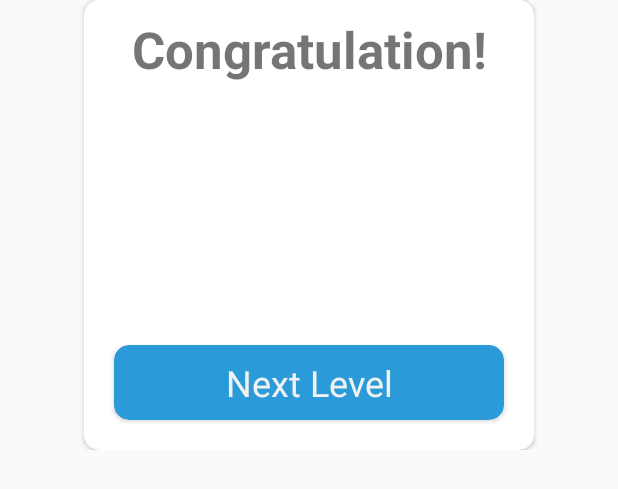
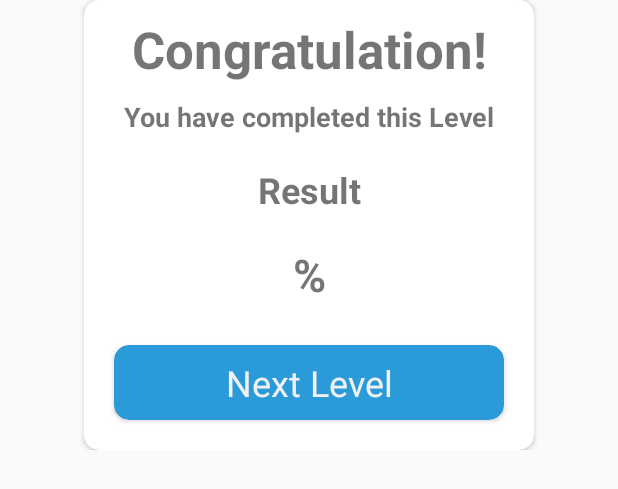
Before and after one commit to NorngNaro/Quiz_App, an Android app: the layout complete_level.xml on its own in the app's theme, with its tools: preview values and no code run, on a phone screen of 412 x 824 dp. Shown: the top 489 px of the screen. Run offline under Robolectric (Android 15) with nearby library versions, the phone set to English and light mode, and no system bars.

Commit message:
Update 22_01_20 New

```diff
--- a/app/src/main/java/com/Complete/quizprogramming/SignUp.java
+++ b/app/src/main/java/com/Complete/quizprogramming/SignUp.java
@@ -146,10 +146,13 @@ public class SignUp extends AppCompatActivity {
                                 // For check quiz progress
                                 ref.child(ID).child("program").child("c_program").child("level1").child("completeQuiz").setValue("0");
                                 ref.child(ID).child("program").child("c_program").child("level1").child("correctQuiz").setValue("0");
+                                ref.child(ID).child("program").child("c_program").child("level1").child("levelComplete").setValue("false");
                                 ref.child(ID).child("program").child("c_plus_program").child("level1").child("completeQuiz").setValue("0");
                                 ref.child(ID).child("program").child("c_plus_program").child("level1").child("correctQuiz").setValue("0");
+                                ref.child(ID).child("program").child("c_plus_program").child("level1").child("levelComplete").setValue("false");
                                 ref.child(ID).child("program").child("java_program").child("level1").child("completeQuiz").setValue("0");
                                 ref.child(ID).child("program").child("java_program").child("level1").child("correctQuiz").setValue("0");
+                                ref.child(ID).child("program").child("java_program").child("level1").child("levelComplete").setValue("false");
 
                                 // For check complete level
                                 ref.child(ID).child("program").child("c_program").child("complete_level").setValue("0");
--- a/app/src/main/res/layout/activity_profile.xml
+++ b/app/src/main/res/layout/activity_profile.xml
@@ -418,7 +418,6 @@
         android:layout_width="match_parent"
         android:layout_height="match_parent"
         android:padding="150dp"
-        android:visibility="invisible"
         android:background="@color/Background" />
 
 </androidx.constraintlayout.widget.ConstraintLayout>
--- a/app/src/main/res/layout/complete_level.xml
+++ b/app/src/main/res/layout/complete_level.xml
@@ -2,6 +2,7 @@
 <androidx.constraintlayout.widget.ConstraintLayout
     xmlns:android="http://schemas.android.com/apk/res/android"
     xmlns:app="http://schemas.android.com/apk/res-auto"
+    xmlns:tools="http://schemas.android.com/tools"
     android:layout_width="match_parent"
     android:layout_height="wrap_content">
 
@@ -18,6 +19,7 @@
             android:layout_height="match_parent">
 
             <androidx.appcompat.widget.AppCompatTextView
+                android:id="@+id/text_congrate"
                 android:layout_width="match_parent"
                 android:layout_height="wrap_content"
                 android:layout_marginTop="10dp"
@@ -26,6 +28,39 @@
                 android:textSize="34sp"
                 android:textStyle="bold"
                 app:layout_constraintTop_toTopOf="parent" />
+
+            <androidx.appcompat.widget.AppCompatTextView
+                android:id="@+id/txt_comLevel"
+                android:layout_width="match_parent"
+                android:layout_height="wrap_content"
+                android:gravity="center"
+                android:layout_marginTop="10dp"
+                android:text="You have completed this Level"
+                android:textSize="18sp"
+                android:textStyle="bold"
+                app:layout_constraintTop_toBottomOf="@+id/text_congrate" />
+
+            <androidx.appcompat.widget.AppCompatTextView
+                android:id="@+id/txt_result"
+                android:layout_width="match_parent"
+                android:layout_height="wrap_content"
+                android:gravity="center"
+                android:layout_marginTop="20sp"
+                android:text="Result"
+                android:textSize="24sp"
+                android:textStyle="bold"
+                app:layout_constraintTop_toBottomOf="@+id/txt_comLevel" />
+
+            <androidx.appcompat.widget.AppCompatTextView
+                android:id="@+id/txt_percent"
+                android:layout_width="match_parent"
+                android:layout_height="wrap_content"
+                android:gravity="center"
+                android:layout_marginTop="20sp"
+                android:text="%"
+                android:textSize="30sp"
+                android:textStyle="bold"
+                app:layout_constraintTop_toBottomOf="@+id/txt_result" />
 
 
             <androidx.cardview.widget.CardView
```
Also changed, not shown: app/src/main/java/com/Complete/quizprogramming/Level.java (+32 -20 lines), app/src/main/java/com/Complete/quizprogramming/Quiz.java (+68 -11 lines).
